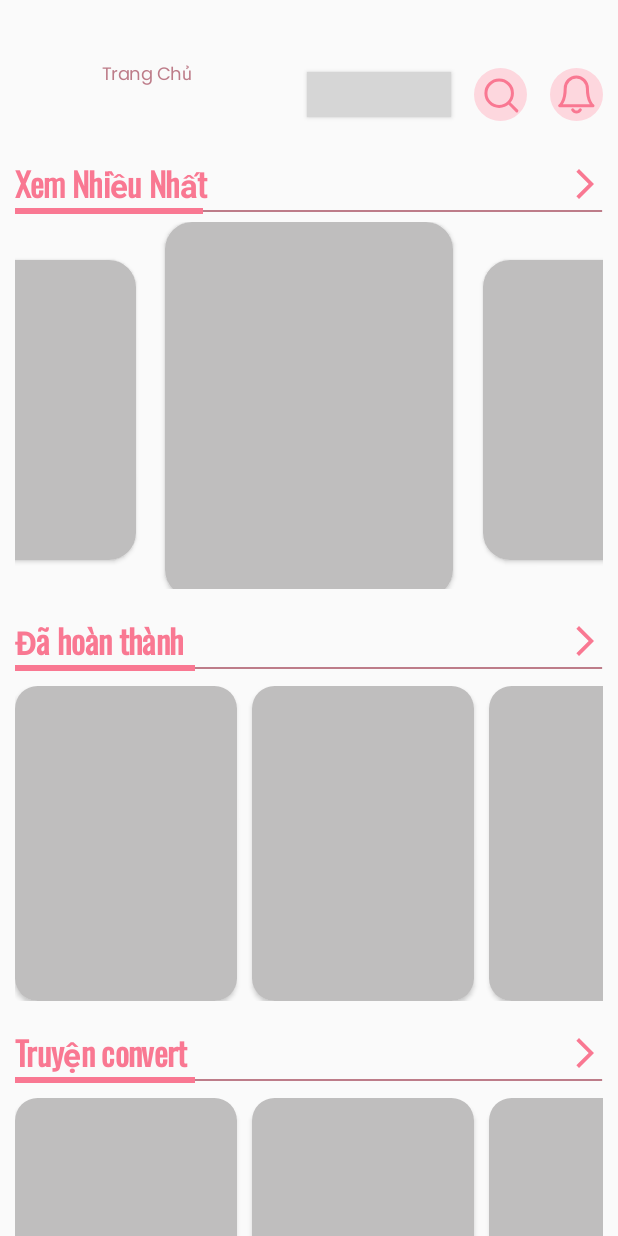
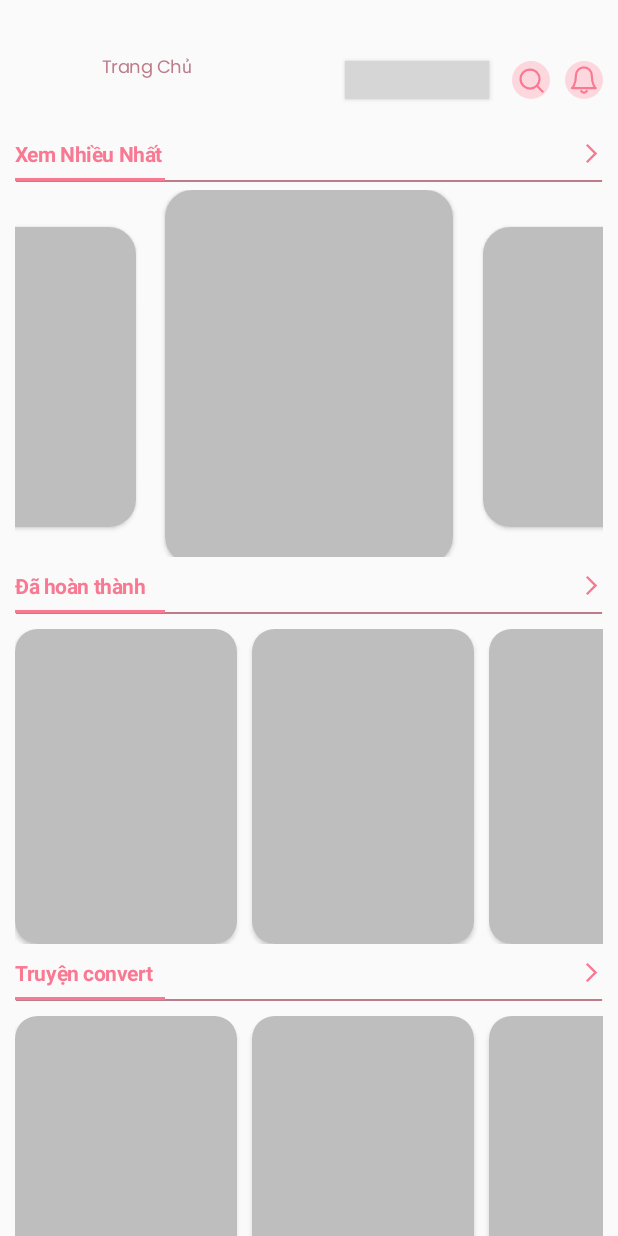
Before and after one commit to thjvjpxz/webtoon-threet, an Android app: the layout fragment_story_home.xml on its own in the app's theme, with its tools: preview values and no code run, on a phone screen of 412 x 824 dp. Run offline under Robolectric (Android 15) with nearby library versions, the phone set to English and light mode, and no system bars; network calls fail; grey boxes are pictures that could not be loaded.

Commit message:
feat: completed story home

```diff
--- a/app/src/main/res/layout/fragment_story_home.xml
+++ b/app/src/main/res/layout/fragment_story_home.xml
@@ -15,7 +15,7 @@
             android:layout_width="match_parent"
             android:layout_height="match_parent"
             android:layout_marginHorizontal="10dp"
-            android:layout_marginTop="30dp"
+            android:layout_marginTop="25dp"
             android:orientation="vertical">
 
             <include
@@ -24,18 +24,17 @@
 
             <RelativeLayout
                 android:layout_width="match_parent"
-                android:layout_height="wrap_content"
-                android:layout_marginTop="15dp">
+                android:layout_height="wrap_content">
 
                 <TextView
                     android:layout_width="wrap_content"
                     android:layout_height="wrap_content"
-                    android:layout_alignParentTop="true"
-                    android:fontFamily="@font/oswald"
+                    android:layout_centerVertical="true"
+                    android:layout_marginBottom="5dp"
                     android:letterSpacing="-0.02"
                     android:text="@string/popular"
                     android:textColor="#F97892"
-                    android:textSize="22sp"
+                    android:textSize="14sp"
                     android:textStyle="bold" />
 
                 <View
@@ -46,15 +45,15 @@
                     android:background="@drawable/line" />
 
                 <View
-                    android:layout_width="125dp"
-                    android:layout_height="4dp"
+                    android:layout_width="100dp"
+                    android:layout_height="2dp"
                     android:layout_marginTop="35dp"
                     android:background="#F97892" />
 
                 <ImageView
                     android:id="@+id/btnHotAdd"
-                    android:layout_width="wrap_content"
-                    android:layout_height="wrap_content"
+                    android:layout_width="15dp"
+                    android:layout_height="15dp"
                     android:layout_alignParentRight="true"
                     android:layout_centerVertical="true"
                     android:clickable="true"
@@ -95,18 +94,17 @@
 
             <RelativeLayout
                 android:layout_width="match_parent"
-                android:layout_height="wrap_content"
-                android:layout_marginTop="15dp">
+                android:layout_height="wrap_content">
 
                 <TextView
                     android:layout_width="wrap_content"
                     android:layout_height="wrap_content"
-                    android:layout_alignParentTop="true"
-                    android:fontFamily="@font/oswald"
+                    android:layout_centerVertical="true"
+                    android:layout_marginBottom="5dp"
                     android:letterSpacing="-0.02"
                     android:text="Đã hoàn thành"
                     android:textColor="#F97892"
-                    android:textSize="22sp"
+                    android:textSize="14sp"
                     android:textStyle="bold" />
 
                 <View
@@ -117,18 +115,18 @@
                     android:background="@drawable/line" />
 
                 <View
-                    android:layout_width="120dp"
-                    android:layout_height="4dp"
+                    android:layout_width="100dp"
+                    android:layout_height="2dp"
                     android:layout_marginTop="35dp"
                     android:background="#F97892" />
 
                 <ImageView
                     android:id="@+id/btnCompletedAdd"
-                    android:layout_width="wrap_content"
-                    android:layout_height="wrap_content"
-                    android:clickable="true"
+                    android:layout_width="15dp"
+                    android:layout_height="15dp"
                     android:layout_alignParentRight="true"
                     android:layout_centerVertical="true"
+                    android:clickable="true"
                     android:src="@drawable/baseline_arrow_forward_ios_24" />
             </RelativeLayout>
 
@@ -166,18 +164,17 @@
 
             <RelativeLayout
                 android:layout_width="match_parent"
-                android:layout_height="wrap_content"
-                android:layout_marginTop="15dp">
+                android:layout_height="wrap_content">
 
                 <TextView
                     android:layout_width="wrap_content"
                     android:layout_height="wrap_content"
-                    android:layout_alignParentTop="true"
-                    android:fontFamily="@font/oswald"
+                    android:layout_centerVertical="true"
+                    android:layout_marginBottom="5dp"
                     android:letterSpacing="-0.02"
                     android:text="Truyện convert"
                     android:textColor="#F97892"
-                    android:textSize="22sp"
+                    android:textSize="14sp"
                     android:textStyle="bold" />
 
                 <View
@@ -188,18 +185,18 @@
                     android:background="@drawable/line" />
 
                 <View
-                    android:layout_width="120dp"
-                    android:layout_height="4dp"
+                    android:layout_width="100dp"
+                    android:layout_height="2dp"
                     android:layout_marginTop="35dp"
                     android:background="#F97892" />
 
                 <ImageView
                     android:id="@+id/btnConvertAdd"
-                    android:layout_width="wrap_content"
-                    android:layout_height="wrap_content"
-                    android:clickable="true"
+                    android:layout_width="15dp"
+                    android:layout_height="15dp"
                     android:layout_alignParentRight="true"
                     android:layout_centerVertical="true"
+                    android:clickable="true"
                     android:src="@drawable/baseline_arrow_forward_ios_24" />
             </RelativeLayout>
 
@@ -237,18 +234,17 @@
 
             <RelativeLayout
                 android:layout_width="match_parent"
-                android:layout_height="wrap_content"
-                android:layout_marginTop="15dp">
+                android:layout_height="wrap_content">
 
                 <TextView
                     android:layout_width="wrap_content"
                     android:layout_height="wrap_content"
-                    android:layout_alignParentTop="true"
-                    android:fontFamily="@font/oswald"
+                    android:layout_centerVertical="true"
+                    android:layout_marginBottom="5dp"
                     android:letterSpacing="-0.02"
                     android:text="Truyện dịch"
                     android:textColor="#F97892"
-                    android:textSize="22sp"
+                    android:textSize="14sp"
                     android:textStyle="bold" />
 
                 <View
@@ -260,17 +256,17 @@
 
                 <View
                     android:layout_width="100dp"
-                    android:layout_height="4dp"
+                    android:layout_height="2dp"
                     android:layout_marginTop="35dp"
                     android:background="#F97892" />
 
                 <ImageView
                     android:id="@+id/btnTranslationAdd"
-                    android:layout_width="wrap_content"
-                    android:layout_height="wrap_content"
-                    android:clickable="true"
+                    android:layout_width="15dp"
+                    android:layout_height="15dp"
                     android:layout_alignParentRight="true"
                     android:layout_centerVertical="true"
+                    android:clickable="true"
                     android:src="@drawable/baseline_arrow_forward_ios_24" />
             </RelativeLayout>
 
@@ -281,9 +277,10 @@
                 <androidx.recyclerview.widget.RecyclerView
                     android:id="@+id/rvTranslation"
                     android:layout_width="match_parent"
-                    android:layout_height="300dp"
+                    android:layout_height="wrap_content"
                     android:layout_marginTop="10dp"
                     android:orientation="vertical"
+                    android:layout_marginBottom="20dp"
                     app:layout_constraintBottom_toBottomOf="parent"
                     app:layout_constraintEnd_toEndOf="parent"
                     app:layout_constraintStart_toStartOf="parent"
--- a/app/src/main/res/layout/header.xml
+++ b/app/src/main/res/layout/header.xml
@@ -3,19 +3,19 @@
     xmlns:app="http://schemas.android.com/apk/res-auto"
     xmlns:tools="http://schemas.android.com/tools"
     android:layout_width="match_parent"
-    android:layout_marginTop="10dp"
-    android:layout_height="wrap_content">
+    android:layout_height="wrap_content"
+    android:layout_marginTop="10dp">
 
     <com.google.android.material.imageview.ShapeableImageView
         android:id="@+id/imgAvatar"
         android:layout_width="48dp"
         android:layout_height="48dp"
-        android:scaleType="centerCrop"
-        app:shapeAppearanceOverlay="@style/circle_image"
         android:backgroundTint="#FDD7DE"
         android:contentDescription="@string/avatar"
+        android:scaleType="centerCrop"
         app:layout_constraintStart_toStartOf="parent"
-        app:layout_constraintTop_toTopOf="parent" />
+        app:layout_constraintTop_toTopOf="parent"
+        app:shapeAppearanceOverlay="@style/circle_image" />
 
     <!--    <ImageView-->
     <!--        android:id="@+id/imageView"-->
@@ -45,11 +45,10 @@
         android:id="@+id/tvName"
         android:layout_width="wrap_content"
         android:layout_height="wrap_content"
+        android:layout_marginStart="10dp"
         android:gravity="center_horizontal|top"
-        android:letterSpacing="-0.02"
-        android:layout_marginStart="10dp"
         android:textColor="#F97892"
-        android:textSize="16sp"
+        android:textSize="14sp"
         android:textStyle="bold"
         app:layout_constraintStart_toEndOf="@+id/imgAvatar"
         app:layout_constraintTop_toBottomOf="@+id/home" />
@@ -57,21 +56,22 @@
     <androidx.appcompat.widget.AppCompatButton
         android:id="@+id/btnStory"
         android:layout_width="wrap_content"
-        android:layout_height="30dp"
+        android:layout_height="25dp"
+        android:layout_marginEnd="15dp"
+        android:background="@drawable/select_edit"
+        android:paddingHorizontal="10dp"
+        android:text="Truyện Chữ"
         android:textAllCaps="false"
         android:textColor="@color/white"
-        android:layout_marginEnd="15dp"
-        android:background="@drawable/select_edit"
+        app:layout_constraintBottom_toBottomOf="@id/btnSearch"
         app:layout_constraintEnd_toStartOf="@id/btnSearch"
-        app:layout_constraintTop_toTopOf="@id/btnSearch"
-        app:layout_constraintBottom_toBottomOf="@id/btnSearch"
-        android:text="Truyện Chữ" />
+        app:layout_constraintTop_toTopOf="@id/btnSearch" />
 
 
     <ImageView
         android:id="@+id/btnLogout"
-        android:layout_width="wrap_content"
-        android:layout_height="wrap_content"
+        android:layout_width="25dp"
+        android:layout_height="25dp"
         android:layout_marginTop="5dp"
         android:contentDescription="@string/notification"
         app:layout_constraintEnd_toEndOf="parent"
@@ -80,11 +80,11 @@
 
     <ImageView
         android:id="@+id/btnSearch"
-        android:layout_width="wrap_content"
-        android:layout_height="wrap_content"
+        android:layout_width="25dp"
+        android:layout_height="25dp"
+        android:layout_marginTop="5dp"
+        android:layout_marginEnd="10dp"
         android:contentDescription="@string/search"
-        android:layout_marginEnd="15dp"
-        android:layout_marginTop="5dp"
         app:layout_constraintEnd_toStartOf="@+id/btnLogout"
         app:layout_constraintTop_toTopOf="parent"
         app:srcCompat="@drawable/ic_search" />
--- a/app/src/main/res/layout/shimmer_story_hot.xml
+++ b/app/src/main/res/layout/shimmer_story_hot.xml
@@ -7,7 +7,7 @@
     <androidx.cardview.widget.CardView
         android:id="@+id/cardViewMid"
         android:layout_width="match_parent"
-        android:layout_height="250dp"
+        android:layout_height="249dp"
         android:layout_marginHorizontal="100dp"
         app:cardCornerRadius="18dp"
         app:layout_constraintStart_toStartOf="parent"
```
Also changed, not shown: app/src/main/java/vn/edu/tlu/sinhvien/httt2/kimthi/webtoongrouptt/util/TypeStoryConst.java (added, +9 -0 lines), app/src/main/java/vn/edu/tlu/sinhvien/httt2/kimthi/webtoongrouptt/view/adapter/StoryHomeAdapter.java (+65 -16 lines), app/src/main/java/vn/edu/tlu/sinhvien/httt2/kimthi/webtoongrouptt/view/fragment/StoryHomeFragment.java (+53 -11 lines), app/src/main/res/layout/item_story_hori.xml (added, +37 -0 lines), app/src/main/res/layout/item_story_hot.xml (+7 -8 lines). Lines whose indentation alone changed are shown as unchanged.
